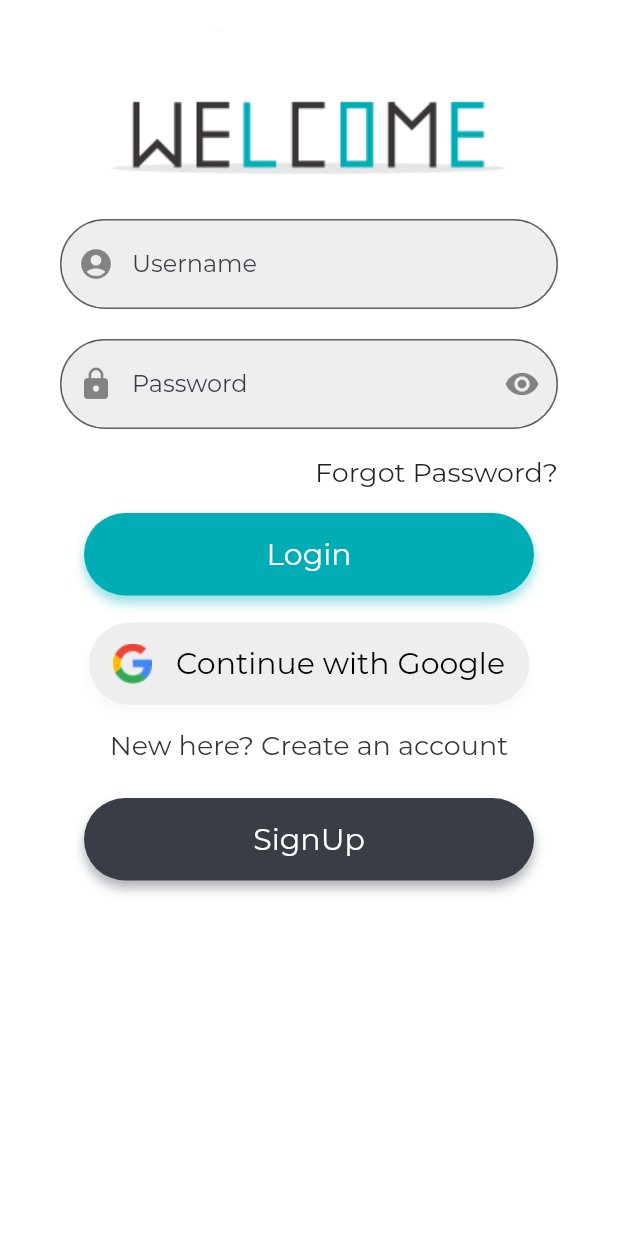
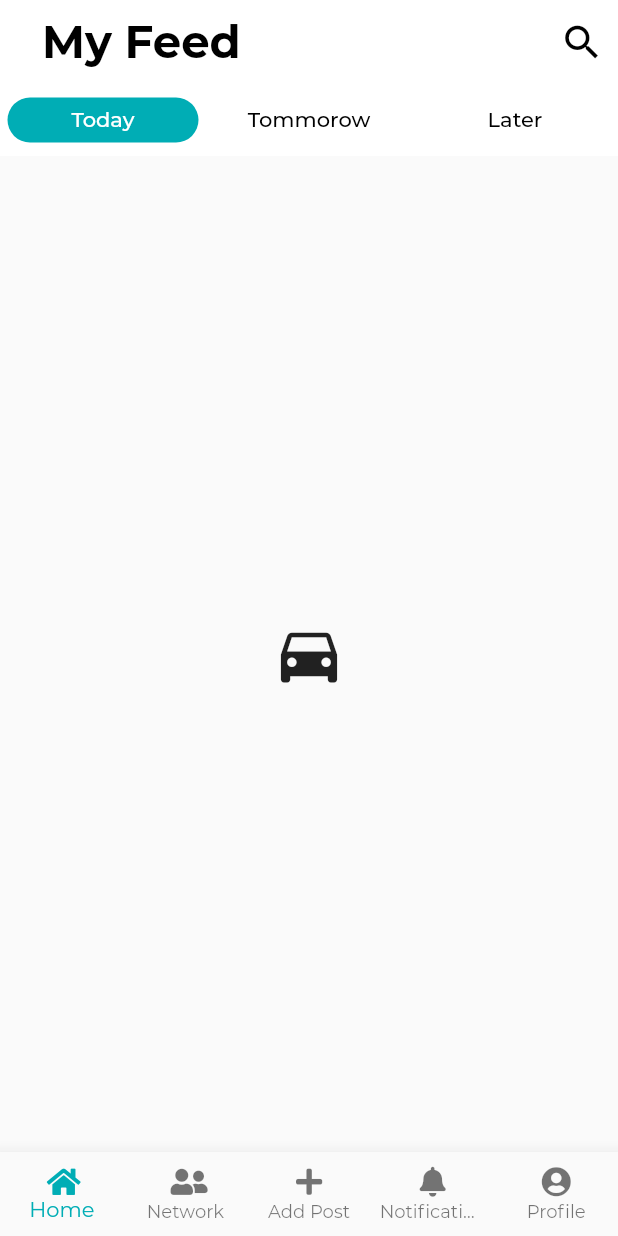
Before and after one commit to Runbhumi/Runbhumi, a Flutter app: the LoginPage screen opened by its route, after a tap on "Login", on a phone screen of 412 x 824 dp. Run offline on Flutter 3.47's test engine with Material 2 defaults, Android fonts, the phone set to English and light mode, and no system bars; our stand-ins replace bubble_tab_indicator, curved_navigation_bar, firebase_auth, firebase_core, font_awesome_flutter, google_sign_in and 1 more; accounts and stored records are empty; project files that could hold a hidden picture were left out.

Commit message:
🚧navbar in progress

```diff
--- a/lib/main.dart
+++ b/lib/main.dart
@@ -17,8 +17,9 @@ class MyApp extends StatelessWidget {
         routes: {
           '/login': (context) => LoginPage(),
           '/signup': (context) => SignUp(),
-          // '/profile': (context) => ProfileScreen(),
-          // '/about': (context) => AboutScreen(),
+          '/forgotpassword': (context) => ForgotPassword(),
+          '/home': (context) => Home(),
+          '/addpost': (context) => AddPost(),
         },
       theme: ThemeData(
           primarySwatch: Colors.blue,
--- a/lib/view/checkMail.dart
+++ b/lib/view/checkMail.dart
@@ -1,4 +1,3 @@
-import 'package:Runbhumi/view/loginPage.dart';
 import 'package:Runbhumi/widget/button.dart';
 import 'package:Runbhumi/widget/inputBox.dart';
 // import 'package:pinput/pin_put/pin_put.dart';
--- a/lib/view/forgotPassword.dart
+++ b/lib/view/forgotPassword.dart
@@ -1,6 +1,4 @@
-//import 'package:Runbhumi/view/checkMail.dart';
 import 'package:Runbhumi/view/loginPage.dart';
-//import 'package:Runbhumi/view/otpInput.dart';
 import 'package:Runbhumi/widget/button.dart';
 import 'package:Runbhumi/widget/inputBox.dart';
 import 'package:flutter/material.dart';
--- /dev/null
+++ b/lib/view/home.dart
@@ -0,0 +1,153 @@
+import 'package:bubble_tab_indicator/bubble_tab_indicator.dart';
+import 'package:flutter/material.dart';
+import '../widget/widgets.dart';
+
+class Home extends StatefulWidget {
+  @override
+  _HomeState createState() => _HomeState();
+}
+
+class _HomeState extends State<Home> {
+
+    static final GlobalKey<ScaffoldState> scaffoldKey =
+      new GlobalKey<ScaffoldState>();
+
+  TextEditingController _searchQuery;
+  bool _isSearching = false;
+  String searchQuery = "";
+
+  void initState() {
+    super.initState();
+    _searchQuery = new TextEditingController();
+  }
+
+  void _startSearch() {
+    print("clicked search");
+    ModalRoute.of(context)
+        .addLocalHistoryEntry(new LocalHistoryEntry(onRemove: _stopSearching));
+
+    setState(() {
+      _isSearching = true;
+    });
+  }
+
+  void _stopSearching() {
+    _clearSearchQuery();
+
+    setState(() {
+      _isSearching = false;
+    });
+  }
+
+  void _clearSearchQuery() {
+    print("close search");
+    setState(() {
+      _searchQuery.clear();
+      updateSearchQuery("");
+    });
+  }
+
+  Widget _buildTitle(BuildContext context) {
+
+    return new Padding(
+      padding: const EdgeInsets.symmetric(horizontal: 12.0),
+      child: new Column(
+        mainAxisAlignment: MainAxisAlignment.center,
+        crossAxisAlignment: CrossAxisAlignment.start,
+        children: <Widget>[
+          const Text(
+            'My Feed',
+            style: TextStyle(
+                fontWeight: FontWeight.w700, fontSize: 30, color: Colors.black),
+          ),
+        ],
+      ),
+    );
+  }
+
+  Widget _buildSearchField() {
+    return new TextField(
+      controller: _searchQuery,
+      autofocus: true,
+      decoration: const InputDecoration(
+        hintText: 'Search...',
+        border: InputBorder.none,
+        hintStyle: const TextStyle(color: Colors.black54),
+      ),
+      style: const TextStyle(color: Colors.black, fontSize: 16.0),
+      onChanged: updateSearchQuery,
+    );
+  }
+
+  void updateSearchQuery(String newQuery) {
+    setState(() {
+      searchQuery = newQuery;
+    });
+    print("searched " + newQuery);
+  }
+
+  List<Widget> _buildActions() {
+    if (_isSearching) {
+      return <Widget>[
+        new IconButton(
+          icon: const Icon(Icons.clear, color: Colors.black),
+          onPressed: () {
+            if (_searchQuery == null || _searchQuery.text.isEmpty) {
+              Navigator.pop(context);
+              return;
+            }
+            _clearSearchQuery();
+          },
+        ),
+      ];
+    }
+
+    return <Widget>[
+      new IconButton(
+        icon: const Icon(Icons.search, color: Colors.black, size: 30),
+        onPressed: _startSearch,
+      ),
+    ];
+  }
+
+  @override
+  Widget build(BuildContext context) {
+    return DefaultTabController(
+      length: 3,
+          child: Scaffold(
+        key: scaffoldKey,
+        appBar: new AppBar(
+          elevation: 0,
+          backgroundColor: Colors.white,
+          automaticallyImplyLeading: false,
+          leading: _isSearching ? const BackButton(color: Colors.black) : null,
+          title: _isSearching ? _buildSearchField() : _buildTitle(context),
+          actions: _buildActions(),
+          bottom: new TabBar(
+            indicatorSize: TabBarIndicatorSize.tab,
+            labelColor: Colors.white,
+            unselectedLabelColor: Colors.black,
+            tabs: [
+              Tab(child: Text("Today")),
+              Tab(child: Text("Tommorow")),
+              Tab(child: Text("Later")),
+            ],
+            indicator: new BubbleTabIndicator(
+              indicatorHeight: 30.0,
+              indicatorColor: Theme.of(context).primaryColor,
+              tabBarIndicatorSize: TabBarIndicatorSize.tab,
+            ),
+          ),
+        ),
+        body: TabBarView(
+          children: [
+            Icon(Icons.directions_car, size: 50),
+            Icon(Icons.directions_transit, size: 50),
+            Icon(Icons.directions_bike, size: 50),
+          ],
+        ),
+        bottomNavigationBar: AppBottomNav(),
+      ),
+    );
+  }
+}
--- a/lib/view/loginPage.dart
+++ b/lib/view/loginPage.dart
@@ -1,6 +1,3 @@
-import 'package:Runbhumi/view/bottomNavigation.dart';
-import 'package:Runbhumi/view/forgotPassword.dart';
-import 'package:Runbhumi/view/signUp.dart';
 import 'package:Runbhumi/widget/button.dart';
 import 'package:Runbhumi/widget/googleOauth.dart';
 import 'package:Runbhumi/widget/inputBox.dart';
@@ -37,7 +34,7 @@ class _LoginPageState extends State<LoginPage> {
             Button(
               myText: "Login",
               myColor: Theme.of(context).primaryColor,
-              // routeName: MainPage(),
+              routeName: "/home",
             ),
             SizedBox(
               height: 10,
@@ -83,8 +80,7 @@ class ForgotPasswordAnchor extends StatelessWidget {
       padding: const EdgeInsets.only(right: 32.0),
       child: GestureDetector(
         onTap: () {
-          Navigator.push(context,
-              MaterialPageRoute(builder: (context) => ForgotPassword()));
+          Navigator.pushNamed(context, "/forgotpassword");
         },
         child: Container(
           padding: EdgeInsets.all(8.0),
--- a/lib/view/otpInput.dart
+++ b/lib/view/otpInput.dart
@@ -1,4 +1,3 @@
-import 'package:Runbhumi/view/loginPage.dart';
 import 'package:Runbhumi/widget/button.dart';
 import 'package:Runbhumi/widget/inputBox.dart';
 // import 'package:pinput/pin_put/pin_put.dart';
--- a/lib/view/secondPage.dart
+++ b/lib/view/secondPage.dart
@@ -1,5 +1,3 @@
-import 'package:Runbhumi/view/loginPage.dart';
-import 'package:Runbhumi/view/signUp.dart';
 import 'package:Runbhumi/widget/button.dart';
 import 'package:Runbhumi/widget/dividingOr.dart';
 import 'package:Runbhumi/widget/googleOauth.dart';
--- a/lib/view/signUp.dart
+++ b/lib/view/signUp.dart
@@ -1,4 +1,3 @@
-import 'package:Runbhumi/view/loginPage.dart';
 import 'package:Runbhumi/widget/button.dart';
 import 'package:Runbhumi/widget/dividingOr.dart';
 import 'package:Runbhumi/widget/googleOauth.dart';
--- a/lib/view/views.dart
+++ b/lib/view/views.dart
@@ -1,5 +1,5 @@
 export 'loginPage.dart';
 export 'signUp.dart';
-// export 'quiz.dart';
-// export 'profile.dart';
-// export 'about.dart';
+export 'forgotPassword.dart';
+export 'home.dart';
+export 'addPost.dart';
--- /dev/null
+++ b/lib/widget/bottom_nav.dart
@@ -0,0 +1,49 @@
+import 'package:flutter/material.dart';
+import 'package:font_awesome_flutter/font_awesome_flutter.dart';
+
+class AppBottomNav extends StatelessWidget {
+  @override
+  Widget build(BuildContext context) {
+    return BottomNavigationBar(
+      type: BottomNavigationBarType.fixed,
+      elevation: 10,
+      items: [
+        BottomNavigationBarItem(
+            icon: Icon(FontAwesomeIcons.home, size: 20), title: Text('Home')),
+        BottomNavigationBarItem(
+            icon: Icon(FontAwesomeIcons.userFriends, size: 20),
+            title: Text('Network')),
+        BottomNavigationBarItem(
+            icon: Icon(FontAwesomeIcons.plus, size: 20),
+            title: Text('Add Post')),
+        BottomNavigationBarItem(
+            icon: Icon(FontAwesomeIcons.solidBell, size: 20),
+            title: Text('Notifications')),
+        BottomNavigationBarItem(
+            icon: Icon(FontAwesomeIcons.solidUserCircle, size: 20),
+            title: Text('Profile')),
+      ].toList(),
+      selectedItemColor: Theme.of(context).primaryColor,
+      unselectedItemColor: Colors.black54,
+      onTap: (int idx) {
+        switch (idx) {
+          case 0:
+            Navigator.pushNamed(context, '/home');
+            break;
+          case 1:
+            Navigator.pushNamed(context, '/about');
+            break;
+          case 2:
+            Navigator.pushNamed(context, '/addpost');
+            break;
+          case 3:
+            Navigator.pushNamed(context, '/profile');
+            break;
+          case 4:
+            Navigator.pushNamed(context, '/profile');
+            break;
+        }
+      },
+    );
+  }
+}
--- /dev/null
+++ b/lib/widget/widgets.dart
@@ -0,0 +1 @@
+export 'bottom_nav.dart';
```
Also changed, not shown: lib/mainApp/newPost.dart (deleted, +0 -193 lines), lib/view/addPost.dart (added, +202 -0 lines), lib/view/oldhome.dart (renamed from lib/mainApp/home.dart).
